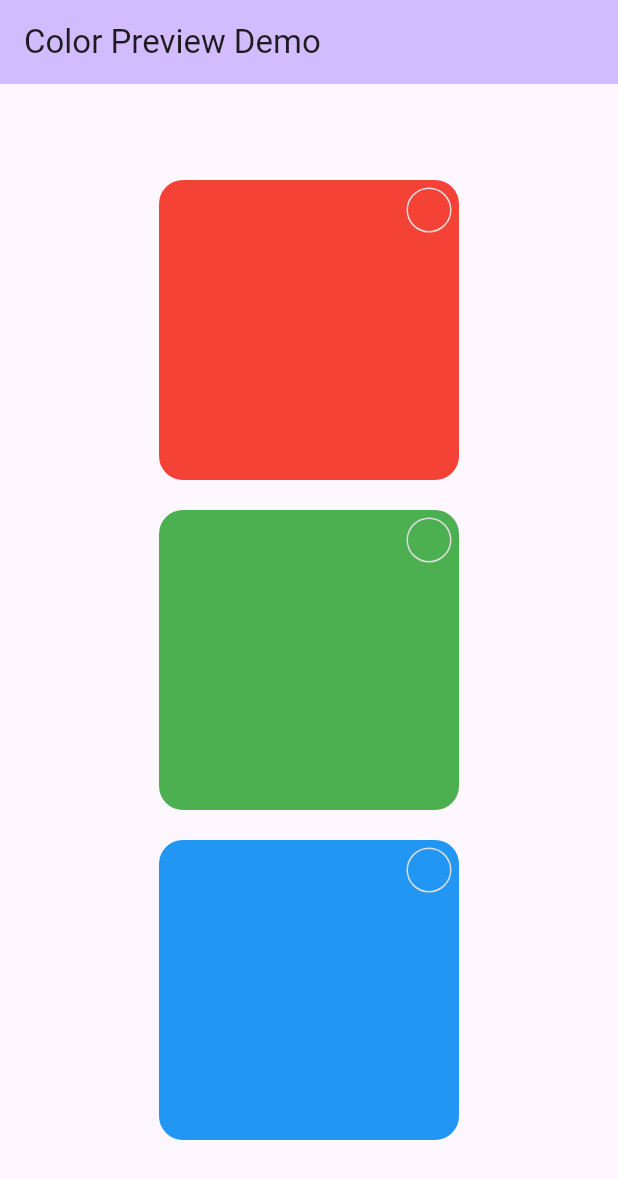
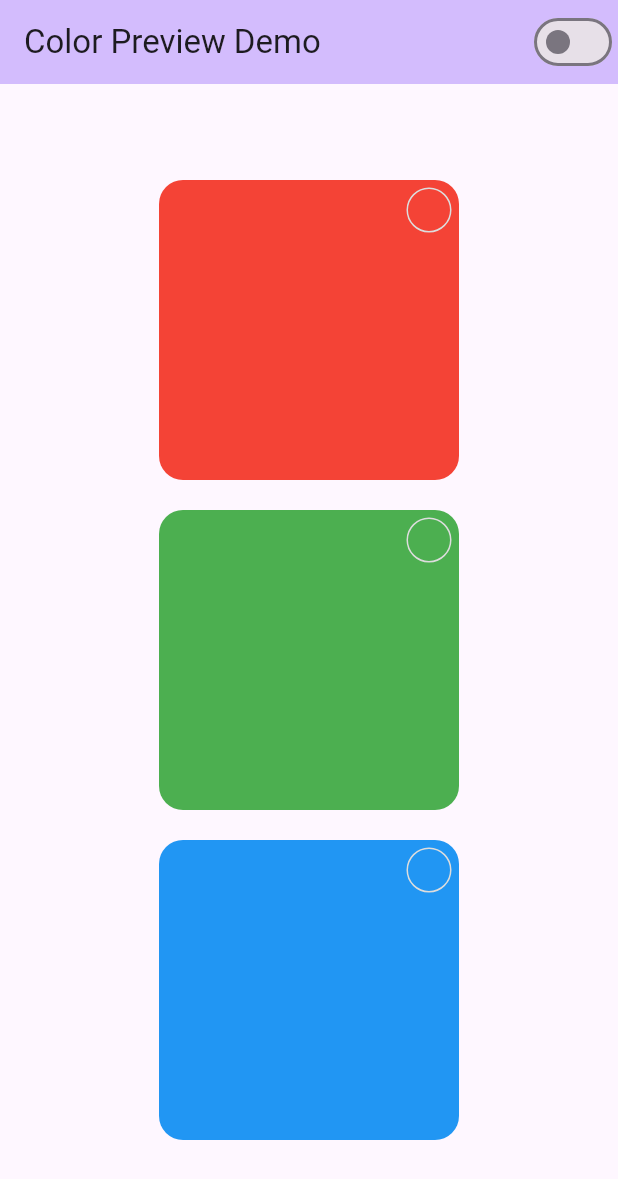
Before and after one commit to den0206/color_preview, a Flutter app: the screen it shows after launch, on a phone screen of 412 x 824 dp. Shown: the top 1179 px of the screen. Run offline on Flutter 3.47's test engine with Material 3 defaults, Android fonts, the phone set to English and light mode, and no system bars; our stand-ins replace flutter_colorpicker; statements that could not run were skipped.

Commit message:
fit dark mode

```diff
--- a/example/lib/main.dart
+++ b/example/lib/main.dart
@@ -12,13 +12,22 @@ class MyApp extends StatelessWidget {
 
   @override
   Widget build(BuildContext context) {
+    ModeStuff modeNotifier = ModeStuff.instance;
+
+    return ValueListenableBuilder(
+      valueListenable: modeNotifier.theme,
+      builder: (context, ThemeMode mode, _) {
         return MaterialApp(
           title: title,
           theme: ThemeData(
             colorScheme: ColorScheme.fromSeed(seedColor: Colors.deepPurple),
             useMaterial3: true,
           ),
+          darkTheme: ThemeData.dark(),
+          themeMode: mode,
           home: MyHomePage(title: title),
+        );
+      },
     );
   }
 }
@@ -46,6 +55,16 @@ class _MyHomePageState extends State<MyHomePage> {
       appBar: AppBar(
         backgroundColor: Theme.of(context).colorScheme.inversePrimary,
         title: Text(widget.title),
+        actions: [
+          Switch.adaptive(
+            activeColor: Theme.of(context).colorScheme.primary,
+            value: ModeStuff.instance.theme.value == ThemeMode.dark,
+            onChanged: (value) {
+              ModeStuff.instance
+                  .updateValue(value ? ThemeMode.dark : ThemeMode.light);
+            },
+          )
+        ],
       ),
       body: SizedBox(
         width: double.infinity,
@@ -105,3 +124,21 @@ class _SampleBox extends StatelessWidget {
     );
   }
 }
+
+class ModeStuff {
+  static ModeStuff? _instance;
+
+  static ModeStuff get instance {
+    _instance ??= ModeStuff._init();
+
+    return _instance!;
+  }
+
+  ModeStuff._init();
+
+  ValueNotifier<ThemeMode> theme = ValueNotifier<ThemeMode>(ThemeMode.light);
+
+  void updateValue(ThemeMode mode) {
+    theme.value = mode;
+  }
+}
```
Also changed, not shown: lib/src/draggble.dart (+33 -20 lines). Lines whose indentation alone changed are shown as unchanged.
